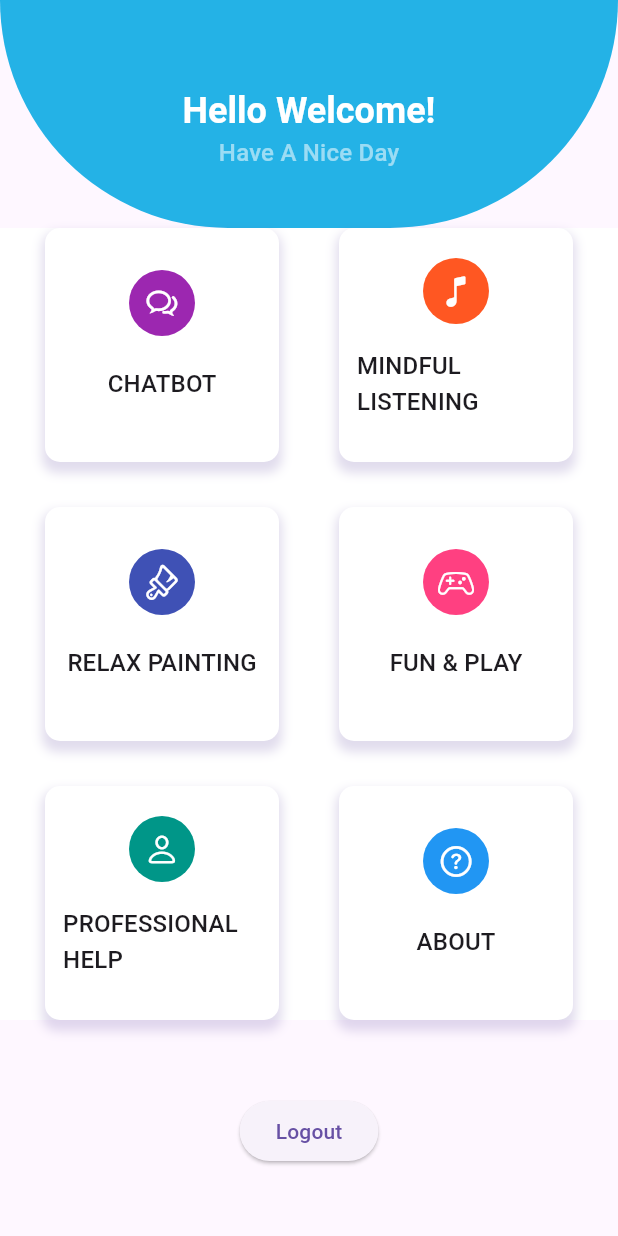
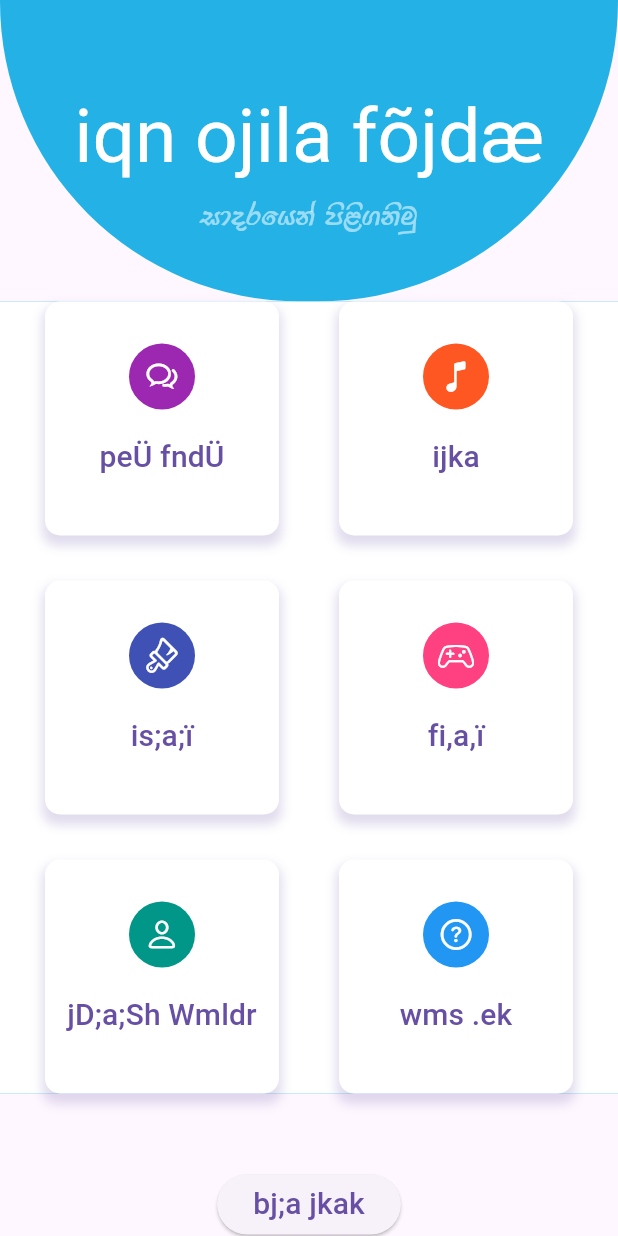
Before and after one commit to thilina321/AI-MeHeMa, a Flutter app: the HomeScreen screen opened directly, on a phone screen of 412 x 824 dp. Run offline on Flutter 3.47's test engine with Material 3 defaults, Android fonts, the phone set to English and light mode, and no system bars; our stand-ins replace auto_size_text, firebase_auth, firebase_core, flutter_dotenv, velocity_x; missing offline and left inert: chat_gpt_sdk; accounts and stored records are empty; Roboto replaces fonts that are missing (FM-Bindumathi, FM-Gemunu).

Commit message:
Update to sinhala

```diff
--- a/lib/home.dart
+++ b/lib/home.dart
@@ -9,7 +9,6 @@ import 'package:projectmehema/listening/audio/music_emotion_choice.dart';
 import 'package:firebase_auth/firebase_auth.dart';
 import 'package:projectmehema/painting/main_ui.dart';
 
-
 class HomeScreen extends StatefulWidget {
   const HomeScreen({super.key});
 
@@ -18,7 +17,6 @@ class HomeScreen extends StatefulWidget {
 }
 
 class _HomeScreenState extends State<HomeScreen> {
-
   @override
   Widget build(BuildContext context) {
     return Scaffold(
@@ -39,16 +37,24 @@ class _HomeScreenState extends State<HomeScreen> {
                 ListTile(
                   contentPadding: const EdgeInsets.symmetric(horizontal: 30),
                   title: Center(
-                    child: Text('Hello Welcome!', style: Theme.of(context).textTheme.headlineSmall?.copyWith(
+                      child: Text('iqn ojila fõjdæ',
+                          style: Theme.of(context)
+                              .textTheme
+                              .headlineSmall
+                              ?.copyWith(
                                 color: const Color.fromARGB(255, 255, 255, 255),
-                      fontWeight: FontWeight.bold,
-                    ))
-                  ),
+                                fontSize: 50,
+                                fontFamily: 'FM-Gemunu', //Suba Dawasak Wewa
+                              ))),
                   subtitle: Center(
-                    child: Text('Have A Nice Day', style: Theme.of(context).textTheme.titleMedium?.copyWith(
-                      color: Colors.white54
-                    ))
-                  ),
+                      child: Text('idorfhka ms<s.ksuq',
+                          style: Theme.of(context)
+                              .textTheme
+                              .titleMedium
+                              ?.copyWith(
+                                  color: Colors.white54,
+                                  fontFamily: 'FMDerana',
+                                  fontSize: 25))), //Sadarayen piliganimu
                   // trailing: const CircleAvatar(
                   //   radius: 30,
                   //   backgroundImage: AssetImage(''),
@@ -75,34 +81,55 @@ class _HomeScreenState extends State<HomeScreen> {
                 crossAxisSpacing: 40,
                 mainAxisSpacing: 30,
                 children: [
-                  itemDashboard('Chatbot', CupertinoIcons.chat_bubble_2, Colors.purple, () {
-                    Navigator.push(context,
-                    MaterialPageRoute(builder: (context) => const SelectBot()));
+                  itemDashboard('peÜ fndÜ', CupertinoIcons.chat_bubble_2,
+                      Colors.purple, //Chatbot
+                      () {
+                    Navigator.push(
+                        context,
+                        MaterialPageRoute(
+                            builder: (context) => const SelectBot()));
                   }),
-                  itemDashboard('Mindful Listening', CupertinoIcons.music_note, Colors.deepOrange, () {
-                    Navigator.push(context,
-                    MaterialPageRoute(builder: (context) => const SelectEmotion()));
+                  itemDashboard('ijka', CupertinoIcons.music_note,
+                      Colors.deepOrange, //Mindful Listening
+                      () {
+                    Navigator.push(
+                        context,
+                        MaterialPageRoute(
+                            builder: (context) => const SelectEmotion()));
                   }),
-                  itemDashboard('Relax Painting', CupertinoIcons.paintbrush, Colors.indigo, () {
-                    Navigator.push(context,
-                    MaterialPageRoute(builder: (context) => const RelaxPainting()));
+                  itemDashboard('is;a;ï', CupertinoIcons.paintbrush,
+                      Colors.indigo, //Relax Painting
+                      () {
+                    Navigator.push(
+                        context,
+                        MaterialPageRoute(
+                            builder: (context) => const RelaxPainting()));
                   }),
-                  itemDashboard('Fun & Play', CupertinoIcons.gamecontroller, Colors.pinkAccent, () {
-                    Navigator.push(context,
-                    MaterialPageRoute(builder: (context) => const FunGame()));
+                  itemDashboard('fi,a,ï', CupertinoIcons.gamecontroller,
+                      Colors.pinkAccent, //Fun & Play
+                      () {
+                    Navigator.push(
+                        context,
+                        MaterialPageRoute(
+                            builder: (context) => const FunGame()));
                   }),
-                  itemDashboard('Professional Help', CupertinoIcons.person, Colors.teal, () {
-                    Navigator.push(context,
-                    MaterialPageRoute(builder: (context) => const DocList()));
+                  itemDashboard('jD;a;Sh Wmldr', CupertinoIcons.person,
+                      Colors.teal, //Professional Help
+                      () {
+                    Navigator.push(
+                        context,
+                        MaterialPageRoute(
+                            builder: (context) => const DocList()));
                   }),
-                  itemDashboard('About', CupertinoIcons.question_circle, Colors.blue, () {
+                  itemDashboard('wms .ek', CupertinoIcons.question_circle,
+                      Colors.blue, //About
+                      () {
                     Navigator.push(context,
                         MaterialPageRoute(builder: (context) => const About()));
                   }),
                 ],
               ),
             ),
-
           ),
           const SizedBox(height: 50),
           logOutOption(),
@@ -111,7 +138,9 @@ class _HomeScreenState extends State<HomeScreen> {
     );
   }
 
-  itemDashboard(String title, IconData iconData, Color background, VoidCallback onPressed) => Container(
+  itemDashboard(String title, IconData iconData, Color background,
+          VoidCallback onPressed) =>
+      Container(
         decoration: BoxDecoration(
             color: const Color.fromARGB(255, 255, 255, 255),
             borderRadius: BorderRadius.circular(10),
@@ -120,10 +149,8 @@ class _HomeScreenState extends State<HomeScreen> {
                   offset: const Offset(0, 5),
                   color: Theme.of(context).primaryColor.withOpacity(.2),
                   spreadRadius: 2,
-          blurRadius: 5
-        )
-      ]
-    ),
+                  blurRadius: 5)
+            ]),
         child: Column(
           mainAxisAlignment: MainAxisAlignment.center,
           children: [
@@ -137,13 +164,20 @@ class _HomeScreenState extends State<HomeScreen> {
             ),
             const SizedBox(height: 8),
             // ignore: unnecessary_null_comparison
-        onPressed == null ? const SizedBox() : TextButton(
+            onPressed == null
+                ? const SizedBox()
+                : TextButton(
                     onPressed: onPressed,
-          child: Text(title.toUpperCase(), style: Theme.of(context).textTheme.titleMedium),
+                    child: Text(
+                      title,
+                      style: TextStyle(
+                        fontFamily: 'FM-Bindumathi',
+                        fontSize: 20,
                       ),
+                      textAlign: TextAlign.center,
+                    )),
           ],
         ),
-
       );
 
   Row logOutOption() {
@@ -153,11 +187,11 @@ class _HomeScreenState extends State<HomeScreen> {
         ElevatedButton(
           onPressed: () async {
             try {
-              await FirebaseAuth.instance.signOut().then((value){
+              await FirebaseAuth.instance.signOut().then((value) {
                 // Navigator.push(context,
                 // MaterialPageRoute(builder: (context) => const Login()));
-              Navigator.of(context)
-              .pushNamedAndRemoveUntil('/login', (Route<dynamic> route) => false);
+                Navigator.of(context).pushNamedAndRemoveUntil(
+                    '/login', (Route<dynamic> route) => false);
               });
             } catch (e) {
               // ignore: avoid_print
@@ -168,7 +202,13 @@ class _HomeScreenState extends State<HomeScreen> {
               print("Signed Out");
             });
           },
-          child: const Text('Logout'),
+          child: const Text(
+            'bj;a jkak',
+            style: TextStyle(
+              fontFamily: "FM-Gemunu",
+              fontSize: 20,
+            ),
+          ), //Logout
         ),
       ],
     );
--- a/lib/main.dart
+++ b/lib/main.dart
@@ -1,7 +1,8 @@
 import 'package:flutter/material.dart';
 import 'package:firebase_core/firebase_core.dart';
 import 'package:flutter_dotenv/flutter_dotenv.dart';
-import 'package:projectmehema/chatbot/lds10/chatbot.dart';
+import 'package:projectmehema/home.dart';
+//import 'package:projectmehema/chatbot/lds10/chatbot.dart';
 //import 'package:projectmehema/chatbot/select_bot.dart';
 //import 'package:projectmehema/home.dart';
 import 'package:projectmehema/login.dart';
@@ -32,7 +33,7 @@ class MyApp extends StatelessWidget {
       theme: ThemeData(
         primarySwatch: Colors.blue,
       ),
-      home:  const Login(),
+      home:  const HomeScreen(),
       routes: {
         '/login': (context) => const Login(),
       },
```
Lines whose indentation alone changed are shown as unchanged.
